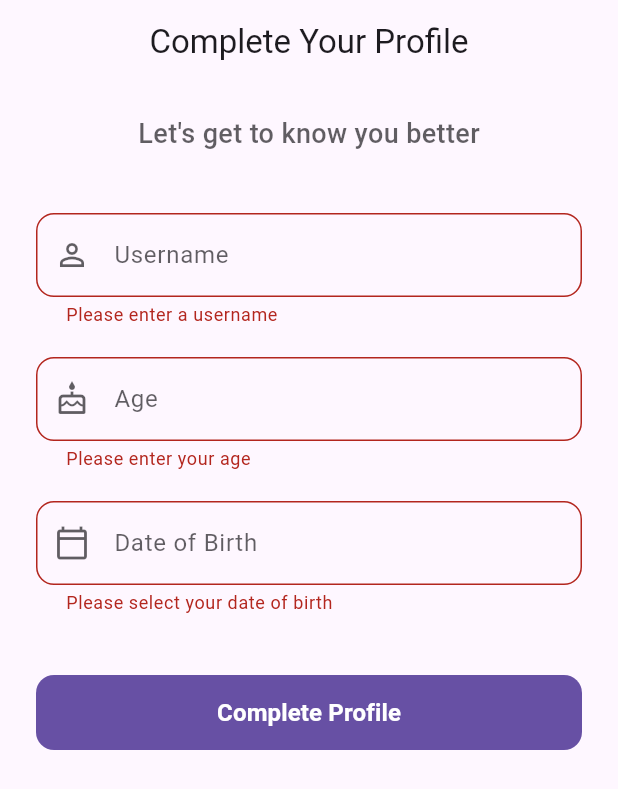
After one commit to Jawadyyy/live, a Flutter app: the ProfileSetupScreen screen opened directly, after a tap on "Complete Profile", on a phone screen of 412 x 824 dp. The commit adds this screen. Shown: the top 789 px of the screen. Run offline on Flutter 3.47's test engine with Material 3 defaults, Android fonts, the phone set to English and light mode, and no system bars; our stand-ins replace google_nav_bar, google_sign_in, intl_phone_field, supabase_flutter; accounts and stored records are empty.

Commit message:
Created UsersTable & Integrated Profile

```diff
--- a/lib/auth/auth_service.dart
+++ b/lib/auth/auth_service.dart
@@ -18,9 +18,24 @@ class AuthService {
 
   Future<AuthResponse> signUpWithEmailPassword(
     String email,
-    String password,
-  ) async {
-    return await _supabase.auth.signUp(email: email, password: password);
+    String password, {
+    String? phoneNumber,
+  }) async {
+    final response = await _supabase.auth.signUp(
+      email: email,
+      password: password,
+    );
+
+    final user = response.user;
+    if (user == null) throw Exception("User creation failed");
+
+    await _supabase.from('users').insert({
+      'id': user.id,
+      'email': email,
+      'phone_number': phoneNumber ?? '',
+    });
+
+    return response;
   }
 
   Future<void> signOut() async {
@@ -88,4 +103,14 @@ class AuthService {
     );
     if (response.user == null) throw Exception("Failed to update password");
   }
+
+  Future<Map<String, dynamic>?> fetchUserProfile() async {
+    final user = _supabase.auth.currentUser;
+    if (user == null) return null;
+
+    final response =
+        await _supabase.from('users').select().eq('id', user.id).single();
+
+    return response;
+  }
 }
--- a/lib/screens/auth/login_screen.dart
+++ b/lib/screens/auth/login_screen.dart
@@ -4,6 +4,7 @@ import 'package:live/components/bottom_nav.dart';
 import 'package:live/components/text_field.dart';
 import 'package:live/screens/auth/forgot_pass_screen.dart';
 import 'package:live/screens/auth/signup_screen.dart';
+import 'package:live/screens/main/profile_setup.dart';
 
 class LoginScreen extends StatefulWidget {
   const LoginScreen({super.key});
@@ -37,11 +38,19 @@ class _LoginScreenState extends State<LoginScreen> {
       );
 
       if (response.session != null && mounted) {
-        // Navigate to home screen after successful login
-        Navigator.push(
-          context,
-          MaterialPageRoute(builder: (context) => const CustomBottomNavBar()),
-        );
+        final profile = await authService.fetchUserProfile();
+
+        if (profile != null && profile['is_profile_complete'] == false) {
+          Navigator.pushReplacement(
+            context,
+            MaterialPageRoute(builder: (context) => const ProfileSetupScreen()),
+          );
+        } else {
+          Navigator.pushReplacement(
+            context,
+            MaterialPageRoute(builder: (context) => const CustomBottomNavBar()),
+          );
+        }
       }
     } catch (e) {
       if (mounted) {
--- a/lib/screens/auth/signup_screen.dart
+++ b/lib/screens/auth/signup_screen.dart
@@ -48,6 +48,7 @@ class _SignupScreenState extends State<SignupScreen> {
       await authService.signUpWithEmailPassword(
         _emailController.text.trim(),
         _passwordController.text.trim(),
+        phoneNumber: _phoneNumber,
       );
 
       if (mounted) {
--- a/lib/screens/main/profile.dart
+++ b/lib/screens/main/profile.dart
@@ -29,7 +29,7 @@ class _ProfileScreenState extends State<ProfileScreen> {
 
     return Scaffold(
       appBar: CustomAppBar(
-        title: const Text('Home'),
+        title: const Text('Profile'),
         borderRadius: const BorderRadius.vertical(bottom: Radius.circular(20)),
         centerTitle: true,
         onToggleDarkMode: () async {
@@ -41,7 +41,7 @@ class _ProfileScreenState extends State<ProfileScreen> {
         },
         onSignOut: logout,
       ),
-      body: Center(child: Text("Home")),
+      body: Center(child: Text("Profile")),
     );
   }
 }
--- /dev/null
+++ b/lib/screens/main/profile_setup.dart
@@ -0,0 +1,284 @@
+import 'package:flutter/material.dart';
+import 'package:flutter/services.dart';
+import 'package:intl/intl.dart';
+import 'package:live/auth/auth_service.dart';
+import 'package:live/components/bottom_nav.dart';
+import 'package:live/screens/theme/theme_provider.dart';
+import 'package:provider/provider.dart';
+import 'package:supabase_flutter/supabase_flutter.dart';
+
+class ProfileSetupScreen extends StatefulWidget {
+  const ProfileSetupScreen({super.key});
+
+  @override
+  State<ProfileSetupScreen> createState() => _ProfileSetupScreenState();
+}
+
+class _ProfileSetupScreenState extends State<ProfileSetupScreen> {
+  final _formKey = GlobalKey<FormState>();
+  final _usernameController = TextEditingController();
+  final _ageController = TextEditingController();
+  final _dobController = TextEditingController();
+
+  final AuthService _authService = AuthService();
+
+  bool _isLoading = false;
+  DateTime? _selectedDate;
+
+  Future<void> _selectDate(BuildContext context) async {
+    final themeProvider = Provider.of<ThemeProvider>(context, listen: false);
+    final theme = themeProvider.getTheme(context);
+
+    final DateTime? picked = await showDatePicker(
+      context: context,
+      initialDate:
+          _selectedDate ??
+          DateTime.now().subtract(const Duration(days: 365 * 18)),
+      firstDate: DateTime(1900),
+      lastDate: DateTime.now(),
+      builder: (context, child) {
+        return Theme(
+          data: Theme.of(context).copyWith(
+            colorScheme: ColorScheme.light(
+              primary: theme.colorScheme.primary,
+              onPrimary: theme.colorScheme.onPrimary,
+              onSurface: theme.colorScheme.onSurface,
+            ),
+            textButtonTheme: TextButtonThemeData(
+              style: TextButton.styleFrom(
+                foregroundColor: theme.colorScheme.primary,
+              ),
+            ),
+          ),
+          child: child!,
+        );
+      },
+    );
+
+    if (picked != null && picked != _selectedDate) {
+      setState(() {
+        _selectedDate = picked;
+        _dobController.text = DateFormat('yyyy-MM-dd').format(picked);
+        // Calculate age automatically
+        final age = (DateTime.now().difference(picked).inDays / 365).floor();
+        _ageController.text = age.toString();
+      });
+    }
+  }
+
+  Future<void> _saveProfile() async {
+    if (!_formKey.currentState!.validate()) return;
+
+    setState(() => _isLoading = true);
+
+    try {
+      final user = Supabase.instance.client.auth.currentUser;
+      if (user == null) throw Exception("User not found");
+
+      await Supabase.instance.client
+          .from('users')
+          .update({
+            'username': _usernameController.text.trim(),
+            'age': int.tryParse(_ageController.text.trim()),
+            'dob': _dobController.text.trim(),
+            'is_profile_complete': true,
+          })
+          .eq('id', user.id);
+
+      if (mounted) {
+        Navigator.pushReplacement(
+          context,
+          MaterialPageRoute(builder: (context) => const CustomBottomNavBar()),
+        );
+      }
+    } catch (e) {
+      if (mounted) {
+        final theme = Theme.of(context);
+        ScaffoldMessenger.of(context).showSnackBar(
+          SnackBar(
+            content: DefaultTextStyle(
+              style: TextStyle(color: theme.colorScheme.onError),
+              child: Text('Error: $e'),
+            ),
+            behavior: SnackBarBehavior.floating,
+            shape: RoundedRectangleBorder(
+              borderRadius: BorderRadius.circular(10),
+            ),
+            backgroundColor: theme.colorScheme.error,
+          ),
+        );
+      }
+    } finally {
+      if (mounted) {
+        setState(() => _isLoading = false);
+      }
+    }
+  }
+
+  @override
+  Widget build(BuildContext context) {
+    final theme = Theme.of(context);
+    final colorScheme = theme.colorScheme;
+
+    return Scaffold(
+      backgroundColor: colorScheme.background,
+      appBar: AppBar(
+        title: const Text("Complete Your Profile"),
+        centerTitle: true,
+        elevation: 0,
+        backgroundColor: colorScheme.surface,
+        foregroundColor: colorScheme.onSurface,
+      ),
+      body: SingleChildScrollView(
+        padding: const EdgeInsets.symmetric(horizontal: 24),
+        child: Column(
+          children: [
+            const SizedBox(height: 20),
+            Text(
+              "Let's get to know you better",
+              style: TextStyle(
+                fontSize: 18,
+                fontWeight: FontWeight.w500,
+                color: colorScheme.onBackground.withOpacity(0.7),
+              ),
+            ),
+            const SizedBox(height: 40),
+            Form(
+              key: _formKey,
+              child: Column(
+                children: [
+                  _buildTextField(
+                    context: context,
+                    controller: _usernameController,
+                    label: 'Username',
+                    hint: 'Enter your username',
+                    icon: Icons.person_outline,
+                    validator:
+                        (value) =>
+                            value!.isEmpty ? 'Please enter a username' : null,
+                  ),
+                  const SizedBox(height: 20),
+                  _buildTextField(
+                    context: context,
+                    controller: _ageController,
+                    label: 'Age',
+                    hint: 'Enter your age',
+                    icon: Icons.cake_outlined,
+                    keyboardType: TextInputType.number,
+                    inputFormatters: [FilteringTextInputFormatter.digitsOnly],
+                    validator: (value) {
+                      if (value!.isEmpty) return 'Please enter your age';
+                      final age = int.tryParse(value);
+                      if (age == null || age < 13)
+                        return 'You must be at least 13';
+                      if (age > 120) return 'Please enter a valid age';
+                      return null;
+                    },
+                  ),
+                  const SizedBox(height: 20),
+                  GestureDetector(
+                    onTap: () => _selectDate(context),
+                    child: AbsorbPointer(
+                      child: _buildTextField(
+                        context: context,
+                        controller: _dobController,
+                        label: 'Date of Birth',
+                        hint: 'Select your date of birth',
+                        icon: Icons.calendar_today_outlined,
+                        validator:
+                            (value) =>
+                                value!.isEmpty
+                                    ? 'Please select your date of birth'
+                                    : null,
+                      ),
+                    ),
+                  ),
+                  const SizedBox(height: 40),
+                  SizedBox(
+                    width: double.infinity,
+                    height: 50,
+                    child: ElevatedButton(
+                      onPressed: _isLoading ? null : _saveProfile,
+                      style: ElevatedButton.styleFrom(
+                        backgroundColor: colorScheme.primary,
+                        shape: RoundedRectangleBorder(
+                          borderRadius: BorderRadius.circular(12),
+                        ),
+                        elevation: 0,
+                      ),
+                      child:
+                          _isLoading
+                              ? SizedBox(
+                                width: 20,
+                                height: 20,
+                                child: CircularProgressIndicator(
+                                  strokeWidth: 2,
+                                  color: colorScheme.onPrimary,
+                                ),
+                              )
+                              : Text(
+                                "Complete Profile",
+                                style: TextStyle(
+                                  fontSize: 16,
+                                  fontWeight: FontWeight.w600,
+                                  color: colorScheme.onPrimary,
+                                ),
+                              ),
+                    ),
+                  ),
+                ],
+              ),
+            ),
+          ],
+        ),
+      ),
+    );
+  }
+
+  Widget _buildTextField({
+    required BuildContext context,
+    required TextEditingController controller,
+    required String label,
+    required String hint,
+    required IconData icon,
+    String? Function(String?)? validator,
+    TextInputType? keyboardType,
+    List<TextInputFormatter>? inputFormatters,
+  }) {
+    final theme = Theme.of(context);
+    final colorScheme = theme.colorScheme;
+
+    return TextFormField(
+      controller: controller,
+      keyboardType: keyboardType,
+      inputFormatters: inputFormatters,
+      style: TextStyle(color: colorScheme.onSurface),
+      decoration: InputDecoration(
+        labelText: label,
+        labelStyle: TextStyle(color: colorScheme.onSurface.withOpacity(0.7)),
+        hintText: hint,
+        hintStyle: TextStyle(color: colorScheme.onSurface.withOpacity(0.5)),
+        prefixIcon: Icon(icon, color: colorScheme.onSurface.withOpacity(0.7)),
+        border: OutlineInputBorder(
+          borderRadius: BorderRadius.circular(12),
+          borderSide: BorderSide(color: colorScheme.outline),
+        ),
+        enabledBorder: OutlineInputBorder(
+          borderRadius: BorderRadius.circular(12),
+          borderSide: BorderSide(color: colorScheme.outline.withOpacity(0.7)),
+        ),
+        focusedBorder: OutlineInputBorder(
+          borderRadius: BorderRadius.circular(12),
+          borderSide: BorderSide(color: colorScheme.primary, width: 2),
+        ),
+        filled: true,
+        fillColor: colorScheme.surface,
+        contentPadding: const EdgeInsets.symmetric(
+          vertical: 16,
+          horizontal: 16,
+        ),
+      ),
+      validator: validator,
+    );
+  }
+}
--- a/pubspec.yaml
+++ b/pubspec.yaml
@@ -41,6 +41,7 @@ dependencies:
   google_nav_bar: ^5.0.7
   line_icons: ^2.0.3
   http: ^1.4.0
+  intl: ^0.20.2
 
 dev_dependencies:
   flutter_test:
```
Also changed, not shown: pubspec.lock.
